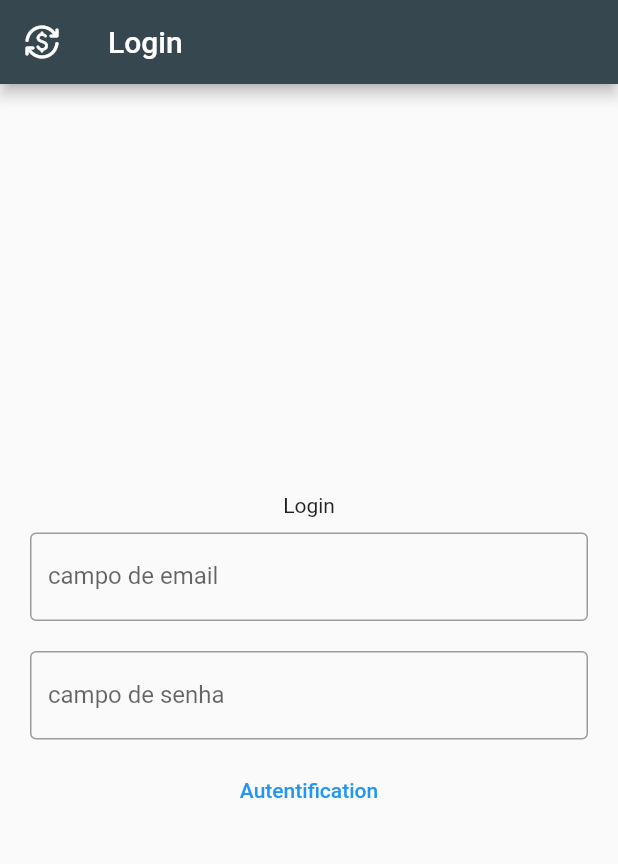
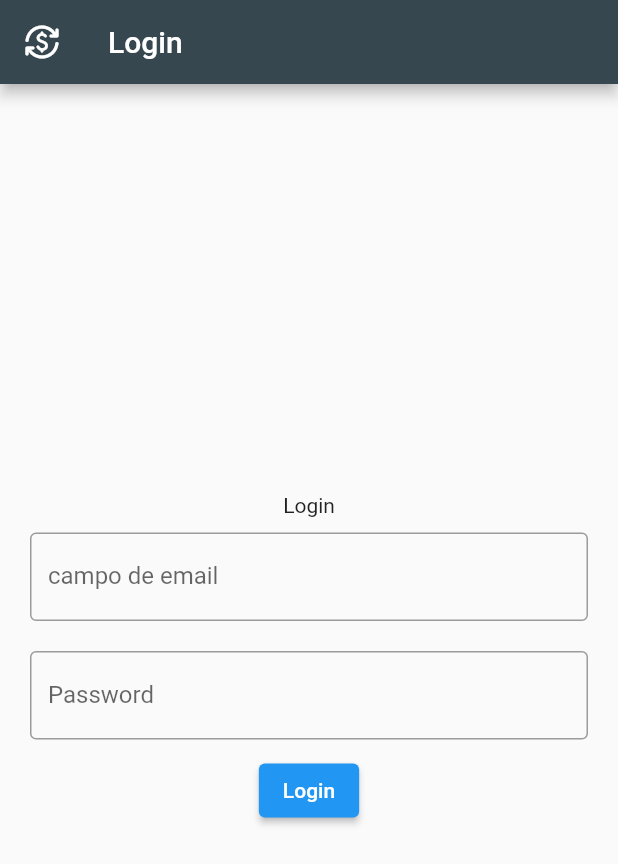
Before and after one commit to LucasLima147/Flutter, a Flutter app: the screen it shows after launch, on a phone screen of 412 x 824 dp. Shown: the top 864 px of the screen. Run offline on Flutter 3.47's test engine with Material 2 defaults, Android fonts, the phone set to English and light mode, and no system bars; missing offline and left inert: dart:html.

Commit message:
feat: novas implementacoes feitas para o projeto de cotacao.

```diff
--- a/App_Cotacao_Moedas/cotacao_moedas/lib/components/text_input.dart
+++ b/App_Cotacao_Moedas/cotacao_moedas/lib/components/text_input.dart
@@ -3,9 +3,15 @@ import 'package:flutter/material.dart';
 class FormTextField extends StatelessWidget {
   final String? labelText;
   final String? hintText;
+  final bool? obscureText;
+  final TextEditingController? textController;
 
   const FormTextField(
-      {Key? key, @required this.labelText, @required this.hintText})
+      {Key? key,
+      @required this.labelText,
+      @required this.hintText,
+      @required this.obscureText,
+      @required this.textController})
       : super(key: key);
 
   @override
@@ -13,12 +19,13 @@ class FormTextField extends StatelessWidget {
     return Padding(
       padding: EdgeInsets.symmetric(horizontal: 20, vertical: 10),
       child: TextField(
-        controller: null,
+        controller: textController,
         decoration: InputDecoration(
           labelText: labelText,
           hintText: hintText,
           border: OutlineInputBorder(),
         ),
+        obscureText: obscureText ?? false,
       ),
     );
   }
--- /dev/null
+++ b/App_Cotacao_Moedas/cotacao_moedas/lib/controller/login_controller.dart
@@ -0,0 +1,22 @@
+class LoginController {
+  final String userEmail = "admin";
+  final String userPassword = "1478";
+
+  static final LoginController instance = LoginController();
+
+  bool login(String email, String password) {
+    if (email == userEmail && password == userPassword) {
+      return true;
+    }
+    return false;
+  }
+
+  // void login2(String email, String password, BuildContext context) {
+  //   if (email == "teste@email.com" && password == '123') {
+  //     print("Login Válido!");
+  //     Navigator.of(context).pushReplacementNamed('/currency');
+  //   } else {
+  //     print("Login inválido");
+  //   }
+  // }
+}
--- a/App_Cotacao_Moedas/cotacao_moedas/lib/main.dart
+++ b/App_Cotacao_Moedas/cotacao_moedas/lib/main.dart
@@ -12,6 +12,7 @@ class MyApp extends StatelessWidget {
   @override
   Widget build(BuildContext context) {
     return MaterialApp(
+      debugShowCheckedModeBanner: false,
       initialRoute: '/',
       routes: {
         '/': (context) => LoginPage(),
--- a/App_Cotacao_Moedas/cotacao_moedas/lib/views/login_page.dart
+++ b/App_Cotacao_Moedas/cotacao_moedas/lib/views/login_page.dart
@@ -1,5 +1,7 @@
 import 'package:cotacao_moedas/components/app_bar.dart';
+import 'package:cotacao_moedas/components/dialog.dart';
 import 'package:cotacao_moedas/components/text_input.dart';
+import 'package:cotacao_moedas/controller/login_controller.dart';
 import 'package:flutter/material.dart';
 
 class LoginPage extends StatefulWidget {
@@ -10,6 +12,9 @@ class LoginPage extends StatefulWidget {
 }
 
 class _LoginPageState extends State<LoginPage> {
+  TextEditingController emailController = TextEditingController();
+  TextEditingController passwordController = TextEditingController();
+
   @override
   Widget build(BuildContext context) {
     return Scaffold(
@@ -17,21 +22,45 @@ class _LoginPageState extends State<LoginPage> {
       body: Column(
         mainAxisAlignment: MainAxisAlignment.center,
         children: [
-          Text("Login"),
+          const Text("Login"),
           FormTextField(
             labelText: "campo de email",
             hintText: "nome@email.com",
+            obscureText: null,
+            textController: emailController,
           ),
           FormTextField(
-            labelText: "campo de senha",
-            hintText: "senha123",
-          ),
-          TextButton(
-            onPressed: () {
-              Navigator.of(context).pushReplacementNamed('/currency');
-            },
-            child: Text('Autentification'),
-          )
+              labelText: "Password",
+              hintText: "*****",
+              obscureText: true,
+              textController: passwordController),
+          ElevatedButton(
+              onPressed: () {
+                String email = emailController.text;
+                String pass = passwordController.text;
+                print(email + " | " + pass);
+
+                if (email.isEmpty || pass.isEmpty) {
+                  showDialog(
+                      context: context,
+                      builder: (BuildContext context) => dialog("Campos vazios",
+                          "Você não preencheu um dos campos", context));
+                  return;
+                }
+
+                if (!LoginController.instance.login(email, pass)) {
+                  showDialog(
+                      context: context,
+                      builder: (BuildContext context) => dialog(
+                          "Login inválido",
+                          "email ou senha inválido",
+                          context));
+                  return;
+                }
+
+                Navigator.of(context).pushReplacementNamed('/currency');
+              },
+              child: const Text("Login")),
         ],
       ),
     );
```
Also changed, not shown: App_Cotacao_Moedas/cotacao_moedas/lib/components/dialog.dart (added, +18 -0 lines), App_Cotacao_Moedas/cotacao_moedas/lib/controller/currency_controller.dart (added, +35 -0 lines), App_Cotacao_Moedas/cotacao_moedas/lib/model/currency.dart (added, +38 -0 lines), App_Cotacao_Moedas/cotacao_moedas/lib/views/corrency_page.dart (+95 -6 lines).
